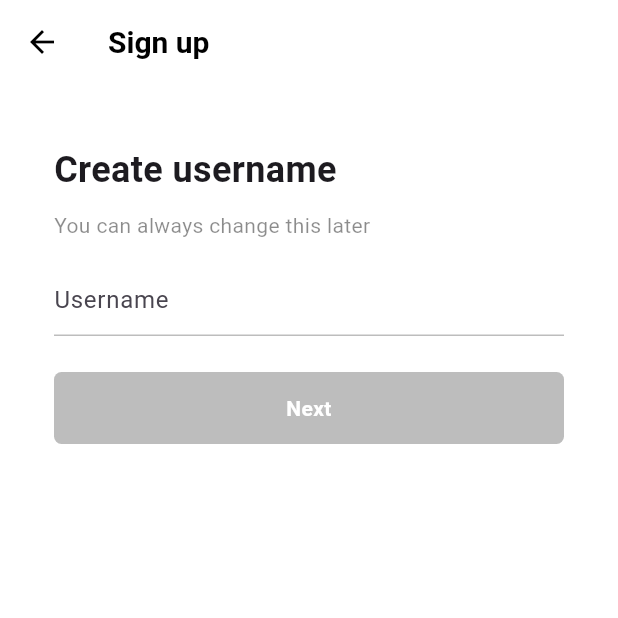
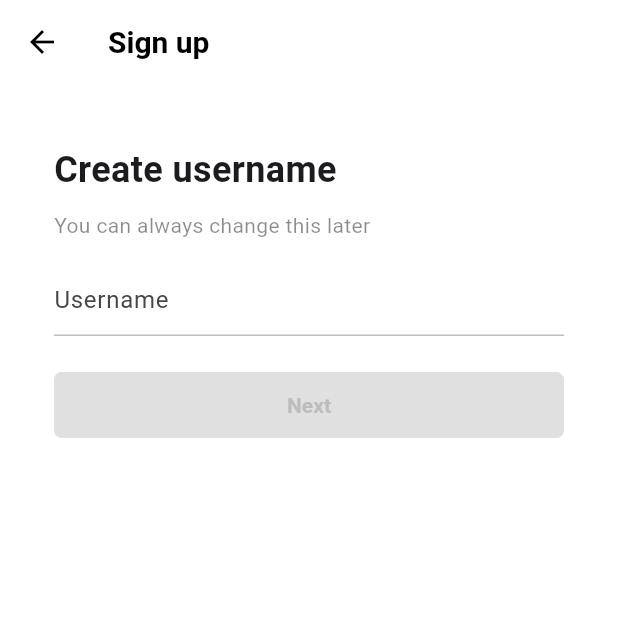
Before and after one commit to James1412/tiktok_clone, a Flutter app: the UsernameScreen screen opened directly, on a phone screen of 412 x 824 dp, the top half of it. Run offline on Flutter 3.47's test engine with Material 3 defaults, Android fonts, the phone set to English and light mode, and no system bars; our stand-ins replace font_awesome_flutter.

Commit message:
next button text color animation

```diff
--- a/lib/features/authentication/username_screen.dart
+++ b/lib/features/authentication/username_screen.dart
@@ -84,16 +84,20 @@ class _UsernameScreenState extends State<UsernameScreen> {
                 decoration: BoxDecoration(
                   borderRadius: BorderRadius.circular(Sizes.size5),
                   color: _username.isEmpty
-                      ? Colors.grey.shade400
+                      ? Colors.grey.shade300
                       : Theme.of(context).primaryColor,
                 ),
-                child: const Text(
-                  "Next",
+                child: AnimatedDefaultTextStyle(
+                  duration: const Duration(milliseconds: 200),
                   style: TextStyle(
-                    color: Colors.white,
+                    color:
+                        _username.isEmpty ? Colors.grey.shade400 : Colors.white,
                     fontWeight: FontWeight.bold,
                   ),
-                  textAlign: TextAlign.center,
+                  child: const Text(
+                    "Next",
+                    textAlign: TextAlign.center,
+                  ),
                 ),
               ),
             ),
```
